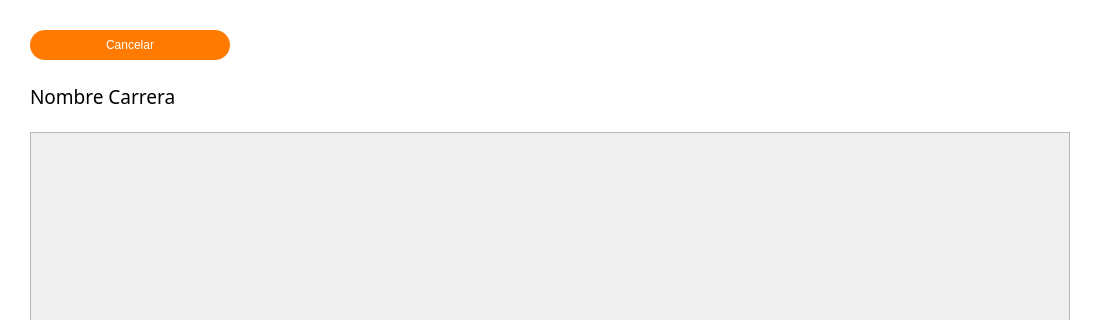
Above: Vistas/resources/layoutVistaCupos.ui from nvierass/PINGESO---Proyecto-ECCA before the change; both pictures show x 0 to 1100 and y 0 to 320 of the 1100 by 741 pixel window. Below: the same form after it.
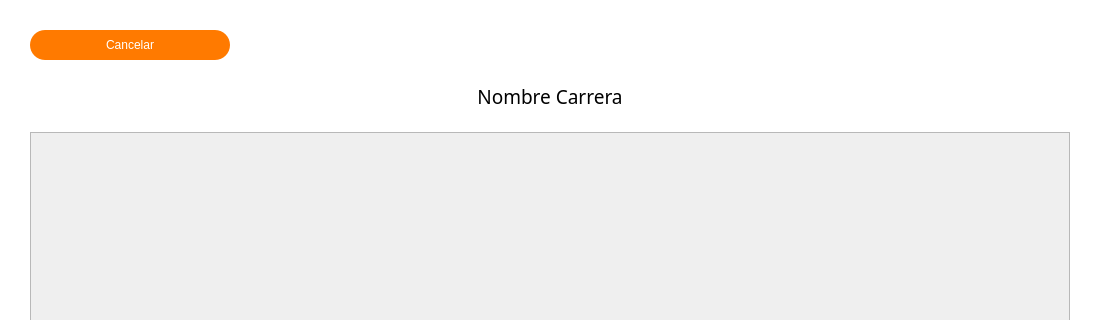
That is the form after the change.

```diff
--- a/Vistas/resources/layoutVistaCupos.ui
+++ b/Vistas/resources/layoutVistaCupos.ui
@@ -83,7 +83,7 @@
     <item>
      <widget class="QLabel" name="label">
       <property name="sizePolicy">
-       <sizepolicy hsizetype="Fixed" vsizetype="Fixed">
+       <sizepolicy hsizetype="Expanding" vsizetype="Fixed">
         <horstretch>0</horstretch>
         <verstretch>0</verstretch>
        </sizepolicy>
@@ -106,6 +106,9 @@
       <property name="text">
        <string>Nombre Carrera</string>
       </property>
+      <property name="alignment">
+       <set>Qt::AlignCenter</set>
+      </property>
      </widget>
     </item>
     <item>
```
